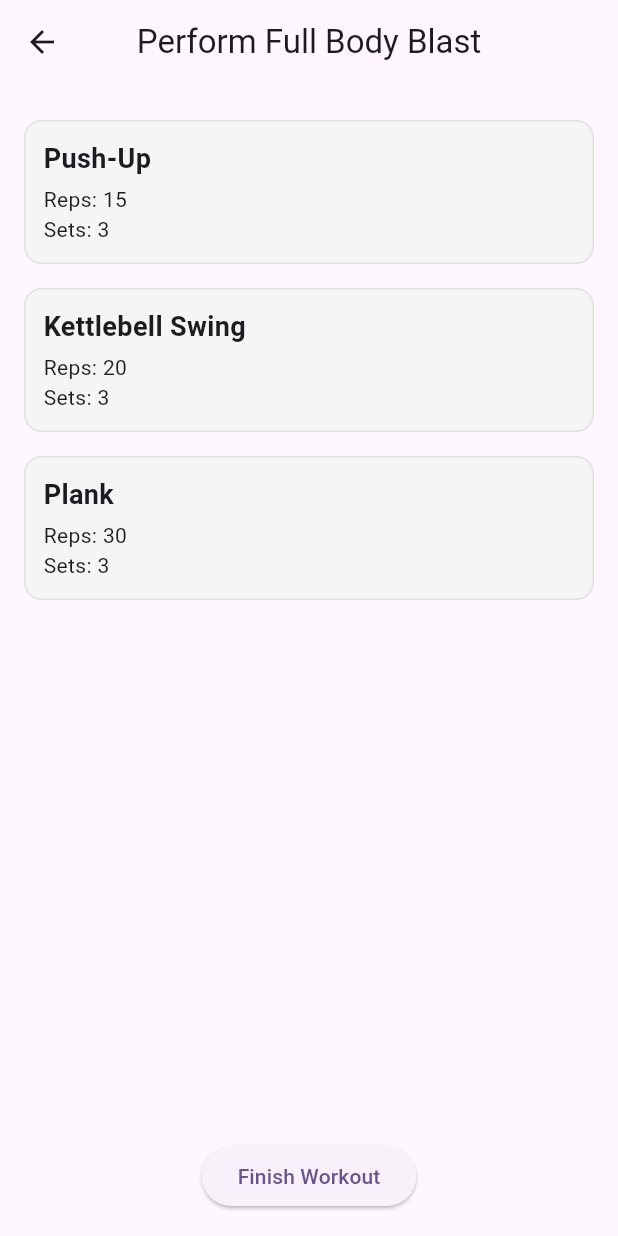
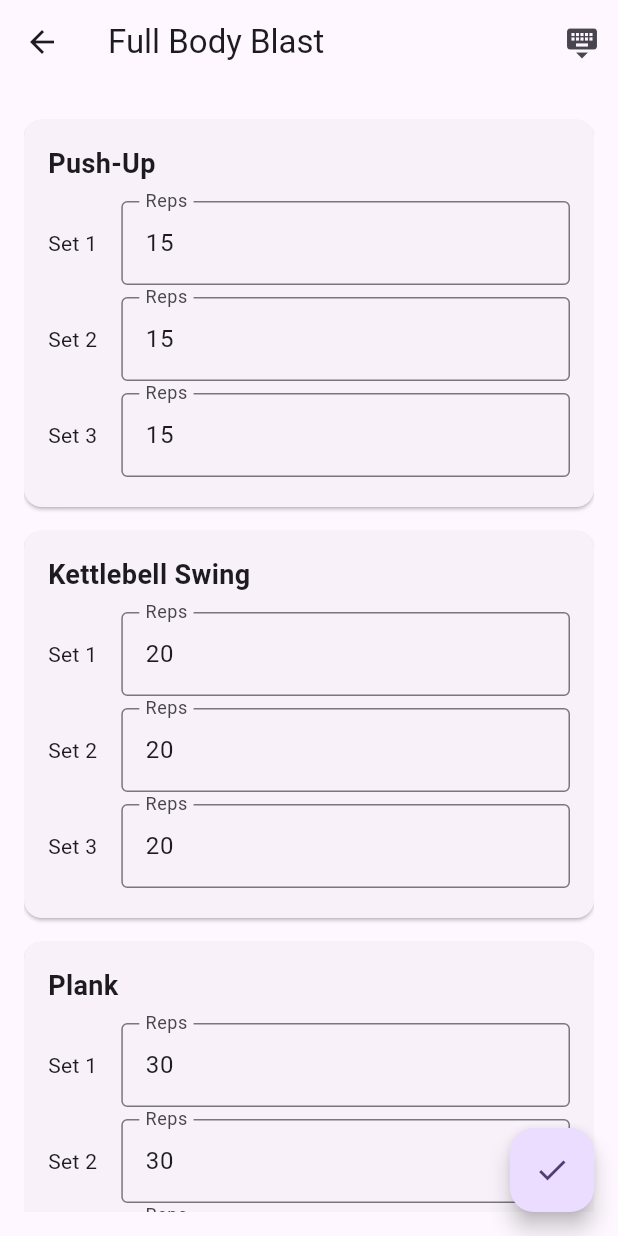
Before and after one commit to ChrisKoskiii/flutter_workout_app, a Flutter app: the WorkoutStartScreen screen opened directly with sample values from the repository, on a phone screen of 412 x 824 dp. Run offline on Flutter 3.47's test engine with Material 3 defaults, Android fonts, the phone set to English and light mode, and no system bars; our stand-ins replace cloud_firestore, firebase_auth, firebase_core; accounts and stored records are empty.

Commit message:
Update workout screen to have editable reps

```diff
--- a/lib/screens/workout_start_screen.dart
+++ b/lib/screens/workout_start_screen.dart
@@ -5,7 +5,6 @@ import 'package:flutter_workout_app/screens/home_screen.dart';
 import 'package:flutter_workout_app/services/completed_workout_service.dart';
 import 'package:logging/logging.dart';
 import '../models/workout_template.dart';
-import '../../models/exercise.dart';
 
 class WorkoutStartScreen extends StatefulWidget {
   final WorkoutTemplate workout;
@@ -18,19 +17,45 @@ class WorkoutStartScreen extends StatefulWidget {
 
 class WorkoutStartScreenState extends State<WorkoutStartScreen> {
   final Logger _logger = Logger('WorkoutStartScreen');
+  final Map<String, List<TextEditingController>> _controllers = {};
+
+  @override
+  void initState() {
+    super.initState();
+    for (var exercise in widget.workout.exercises) {
+      _controllers[exercise.name] = List.generate(
+        exercise.sets,
+        (index) => TextEditingController(text: exercise.reps.toString()),
+      );
+    }
+  }
+
+  @override
+  void dispose() {
+    for (var controllers in _controllers.values) {
+      for (var controller in controllers) {
+        controller.dispose();
+      }
+    }
+    super.dispose();
+  }
 
   void _saveCompletedWorkout() async {
     final completedWorkout = CompletedWorkout(
       id: widget.workout.title + DateTime.now().toIso8601String(),
       title: widget.workout.title,
       completedAt: DateTime.now(),
-      exercises: widget.workout.exercises, // Modify if needed for reps/sets
+      exercises: widget.workout.exercises.map((exercise) {
+        final reps = _controllers[exercise.name]!
+            .map((controller) => int.tryParse(controller.text) ?? exercise.reps)
+            .toList();
+        return exercise.copyWith(reps: reps.isNotEmpty ? reps[0] : null);
+      }).toList(),
     );
 
     final service = CompletedWorkoutService();
 
     try {
-      _logger.info('Attempting to save workout');
       await service.saveCompletedWorkout(completedWorkout).timeout(
         const Duration(seconds: 10),
         onTimeout: () {
@@ -55,7 +80,7 @@ class WorkoutStartScreenState extends State<WorkoutStartScreen> {
     }
   }
 
-  void _showFinishWorkoutDialog(BuildContext context) {
+  void _showFinishWorkoutDialog() {
     showDialog(
       context: context,
       builder: (BuildContext context) {
@@ -84,30 +109,34 @@ class WorkoutStartScreenState extends State<WorkoutStartScreen> {
     );
   }
 
+  void _hideKeyboard() {
+    FocusScope.of(context).unfocus();
+  }
+
   @override
   Widget build(BuildContext context) {
     return Scaffold(
       appBar: AppBar(
-        title: Text("Perform ${widget.workout.title}"),
-        centerTitle: true,
+        title: Text(widget.workout.title),
+        actions: [
+          IconButton(
+            icon: const Icon(Icons.keyboard_hide),
+            onPressed: _hideKeyboard,
           ),
-      body: Padding(
+        ],
+      ),
+      body: GestureDetector(
+        onTap: _hideKeyboard,
+        child: Padding(
           padding: const EdgeInsets.all(16.0),
-        child: Column(
-          children: [
-            Expanded(
           child: ListView.builder(
             itemCount: widget.workout.exercises.length,
             itemBuilder: (context, index) {
-                  final Exercise exercise = widget.workout.exercises[index];
-                  return Container(
+              final exercise = widget.workout.exercises[index];
+              return Card(
                 margin: const EdgeInsets.symmetric(vertical: 8.0),
-                    padding: const EdgeInsets.all(12.0),
-                    decoration: BoxDecoration(
-                      color: Colors.grey[100],
-                      border: Border.all(color: Colors.grey[300]!),
-                      borderRadius: BorderRadius.circular(12.0),
-                    ),
+                child: Padding(
+                  padding: const EdgeInsets.all(16.0),
                   child: Column(
                     crossAxisAlignment: CrossAxisAlignment.start,
                     children: [
@@ -118,28 +147,51 @@ class WorkoutStartScreenState extends State<WorkoutStartScreen> {
                           fontWeight: FontWeight.bold,
                         ),
                       ),
-                        const SizedBox(height: 4),
-                        Text(
-                          "Reps: ${exercise.reps}",
-                          style: const TextStyle(fontSize: 14),
+                      const SizedBox(height: 8),
+                      ListView.builder(
+                        shrinkWrap: true,
+                        physics: const NeverScrollableScrollPhysics(),
+                        itemCount: exercise.sets,
+                        itemBuilder: (context, setIndex) {
+                          return Padding(
+                            padding: const EdgeInsets.symmetric(vertical: 4.0),
+                            child: Row(
+                              children: [
+                                Text('Set ${setIndex + 1}'),
+                                const SizedBox(width: 16),
+                                Expanded(
+                                  child: TextField(
+                                    controller: _controllers[exercise.name]![setIndex],
+                                    keyboardType: const TextInputType.numberWithOptions(
+                                      signed: false,
+                                      decimal: false,
                                     ),
-                        Text(
-                          "Sets: ${exercise.sets}",
-                          style: const TextStyle(fontSize: 14),
+                                    textInputAction: TextInputAction.done,
+                                    onEditingComplete: _hideKeyboard,
+                                    decoration: InputDecoration(
+                                      labelText: 'Reps',
+                                      hintText: exercise.reps.toString(),
+                                      border: const OutlineInputBorder(),
+                                    ),
+                                  ),
                                 ),
                               ],
                             ),
                           );
                         },
                       ),
-            ),
-            ElevatedButton(
-              onPressed: () => _showFinishWorkoutDialog(context),
-              child: const Text('Finish Workout'),
-            ),
                     ],
                   ),
                 ),
               );
+            },
+          ),
+        ),
+      ),
+      floatingActionButton: FloatingActionButton(
+        onPressed: _showFinishWorkoutDialog,
+        child: const Icon(Icons.check),
+      ),
+    );
   }
 }
```
Also changed, not shown: lib/models/exercise.dart (+12 -0 lines), lib/widgets/exercise_card.dart (+36 -26 lines), lib/widgets/set_row.dart (added, +43 -0 lines). Lines whose indentation alone changed are shown as unchanged.
